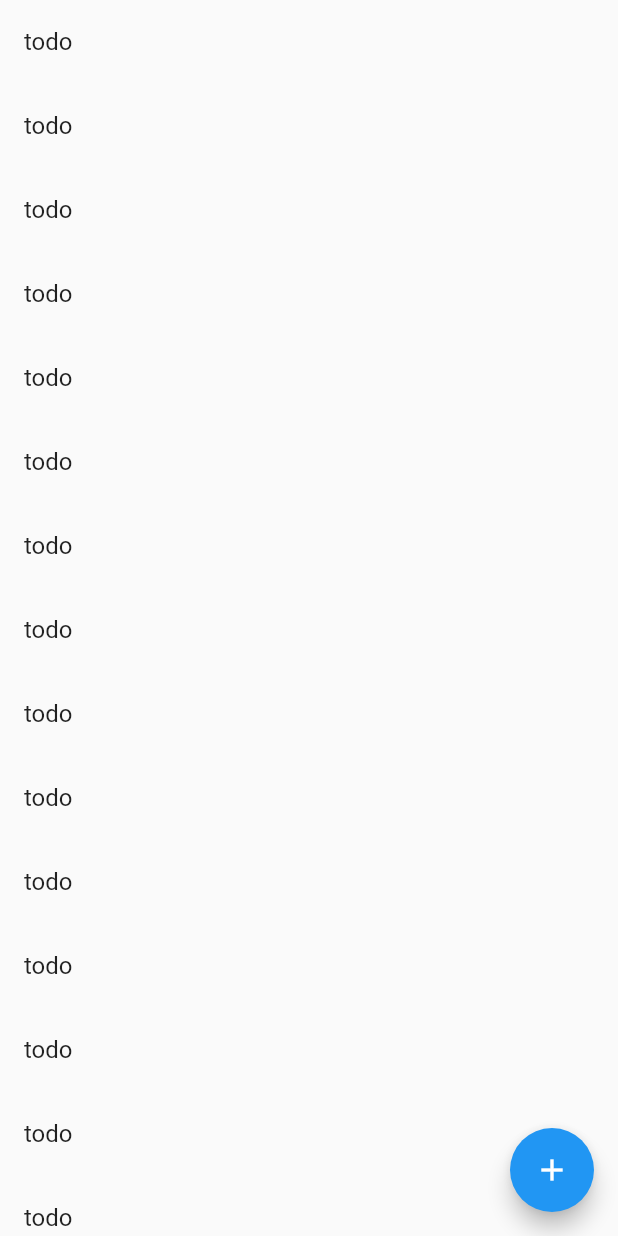
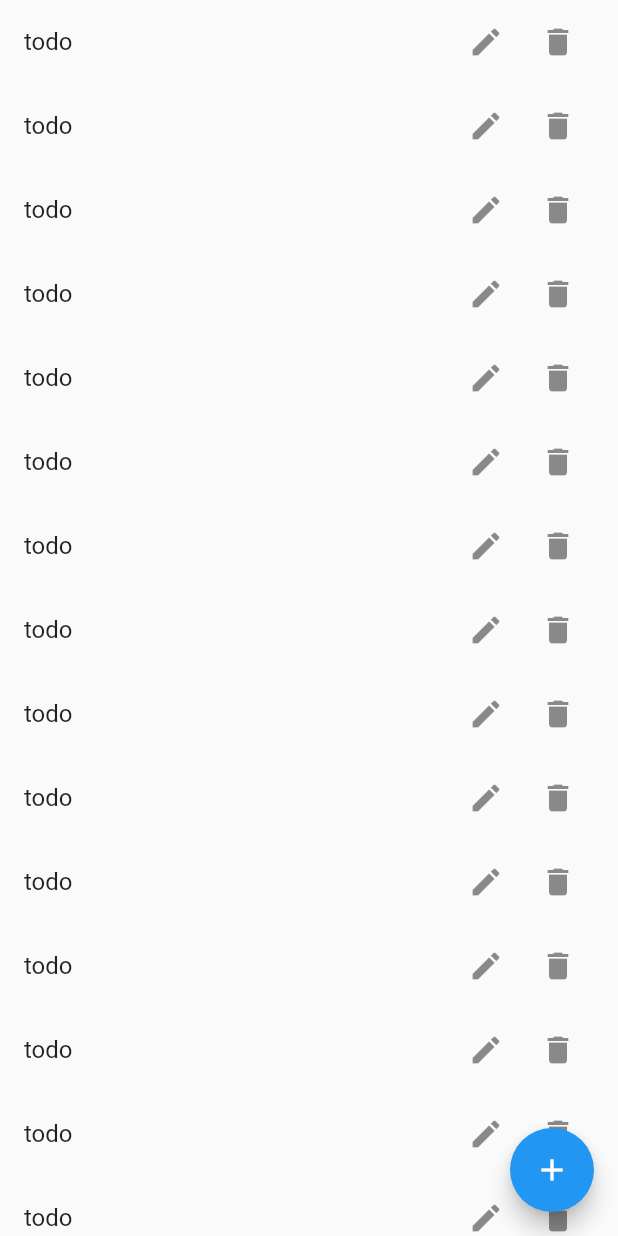
Before and after one commit to Channelsu/todo_firebase_provider, a Flutter app: the screen it shows after launch, on a phone screen of 412 x 824 dp. Run offline on Flutter 3.47's test engine with Material 2 defaults, Android fonts, the phone set to English and light mode, and no system bars.

Commit message:
編集ボタンと削除ボタンを設置

```diff
--- a/lib/pages/todo_list.dart
+++ b/lib/pages/todo_list.dart
@@ -12,6 +12,19 @@ class _TodoListState extends State<TodoList> {
       body: ListView.builder(
         itemBuilder: (context, index) => ListTile(
           title: Text('todo'),
+          trailing: Row(
+            mainAxisSize: MainAxisSize.min,
+            children: <Widget>[
+              IconButton(
+                icon: Icon(Icons.edit),
+                onPressed: () {},
+              ),
+              IconButton(
+                icon: Icon(Icons.delete),
+                onPressed: () {},
+              ),
+            ],
+          ),
         ),
       ),
       floatingActionButton: FloatingActionButton(
```
